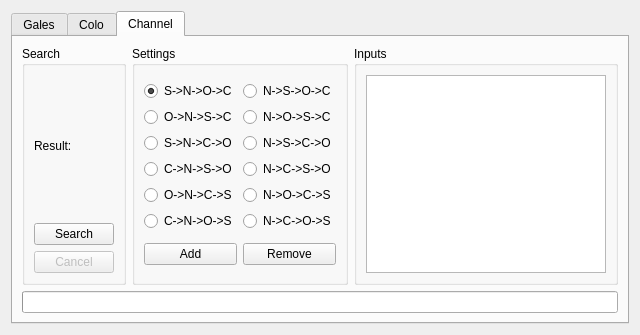
Old version of the form Source/Form/Gen3/Tools/GameCubeSeedFinder.ui in the repository Admiral-Fish/PokeFinder.
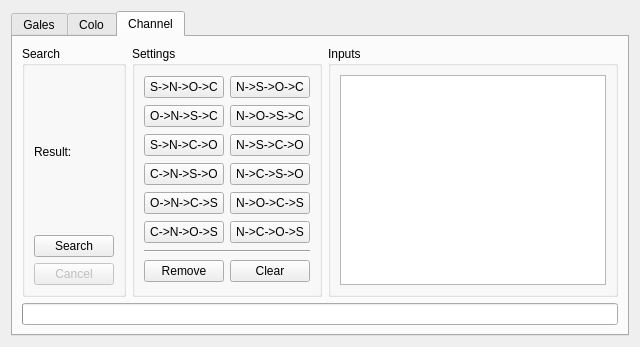
New version of the form. The open tabs and pages were chosen to show the change. Custom widgets are drawn as their Qt base class.

```diff
--- a/Source/Form/Gen3/Tools/GameCubeSeedFinder.ui
+++ b/Source/Form/Gen3/Tools/GameCubeSeedFinder.ui
@@ -7,7 +7,7 @@
     <x>0</x>
     <y>0</y>
     <width>640</width>
-    <height>335</height>
+    <height>347</height>
    </rect>
   </property>
   <property name="windowTitle">
@@ -287,24 +287,19 @@
          <property name="title">
           <string>Settings</string>
          </property>
-         <layout class="QGridLayout" name="gridLayout_12">
-          <item row="0" column="0" colspan="2">
-           <layout class="QGridLayout" name="gridLayout_10">
+         <layout class="QGridLayout" name="gridLayout_8">
             <item row="0" column="0">
-             <widget class="QRadioButton" name="radioButtonSNOC">
+           <widget class="QPushButton" name="pushButtonSNOC">
               <property name="text">
                <string>S-&gt;N-&gt;O-&gt;C</string>
               </property>
-              <property name="checked">
-               <bool>true</bool>
-              </property>
               <attribute name="buttonGroup">
                <string notr="true">buttonGroupChannel</string>
               </attribute>
              </widget>
             </item>
             <item row="0" column="1">
-             <widget class="QRadioButton" name="radioButtonNSOC">
+           <widget class="QPushButton" name="pushButtonNSOC">
               <property name="text">
                <string>N-&gt;S-&gt;O-&gt;C</string>
               </property>
@@ -314,7 +309,7 @@
              </widget>
             </item>
             <item row="1" column="0">
-             <widget class="QRadioButton" name="radioButtonONSC">
+           <widget class="QPushButton" name="pushButtonONSC">
               <property name="text">
                <string>O-&gt;N-&gt;S-&gt;C</string>
               </property>
@@ -324,7 +319,7 @@
              </widget>
             </item>
             <item row="1" column="1">
-             <widget class="QRadioButton" name="radioButtonNOSC">
+           <widget class="QPushButton" name="pushButtonNOSC">
               <property name="text">
                <string>N-&gt;O-&gt;S-&gt;C</string>
               </property>
@@ -334,7 +329,7 @@
              </widget>
             </item>
             <item row="2" column="0">
-             <widget class="QRadioButton" name="radioButtonSNCO">
+           <widget class="QPushButton" name="pushButtonSNCO">
               <property name="text">
                <string>S-&gt;N-&gt;C-&gt;O</string>
               </property>
@@ -344,7 +339,7 @@
              </widget>
             </item>
             <item row="2" column="1">
-             <widget class="QRadioButton" name="radioButtonNSCO">
+           <widget class="QPushButton" name="pushButtonNSCO">
               <property name="text">
                <string>N-&gt;S-&gt;C-&gt;O</string>
               </property>
@@ -354,7 +349,7 @@
              </widget>
             </item>
             <item row="3" column="0">
-             <widget class="QRadioButton" name="radioButtonCNSO">
+           <widget class="QPushButton" name="pushButtonCNSO">
               <property name="text">
                <string>C-&gt;N-&gt;S-&gt;O</string>
               </property>
@@ -364,7 +359,7 @@
              </widget>
             </item>
             <item row="3" column="1">
-             <widget class="QRadioButton" name="radioButtonNCSO">
+           <widget class="QPushButton" name="pushButtonNCSO">
               <property name="text">
                <string>N-&gt;C-&gt;S-&gt;O</string>
               </property>
@@ -374,7 +369,7 @@
              </widget>
             </item>
             <item row="4" column="0">
-             <widget class="QRadioButton" name="radioButtonONCS">
+           <widget class="QPushButton" name="pushButtonONCS">
               <property name="text">
                <string>O-&gt;N-&gt;C-&gt;S</string>
               </property>
@@ -384,7 +379,7 @@
              </widget>
             </item>
             <item row="4" column="1">
-             <widget class="QRadioButton" name="radioButtonNOCS">
+           <widget class="QPushButton" name="pushButtonNOCS">
               <property name="text">
                <string>N-&gt;O-&gt;C-&gt;S</string>
               </property>
@@ -394,7 +389,7 @@
              </widget>
             </item>
             <item row="5" column="0">
-             <widget class="QRadioButton" name="radioButtonCNOS">
+           <widget class="QPushButton" name="pushButtonCNOS">
               <property name="text">
                <string>C-&gt;N-&gt;O-&gt;S</string>
               </property>
@@ -404,7 +399,7 @@
              </widget>
             </item>
             <item row="5" column="1">
-             <widget class="QRadioButton" name="radioButtonNCOS">
+           <widget class="QPushButton" name="pushButtonNCOS">
               <property name="text">
                <string>N-&gt;C-&gt;O-&gt;S</string>
               </property>
@@ -413,22 +408,27 @@
               </attribute>
              </widget>
             </item>
-           </layout>
-          </item>
-          <item row="1" column="0">
-           <widget class="QPushButton" name="pushButtonChannelAdd">
-            <property name="text">
-             <string>Add</string>
+          <item row="6" column="0" colspan="2">
+           <widget class="Line" name="line">
+            <property name="orientation">
+             <enum>Qt::Horizontal</enum>
             </property>
            </widget>
           </item>
-          <item row="1" column="1">
+          <item row="7" column="0">
            <widget class="QPushButton" name="pushButtonChannelRemove">
             <property name="text">
              <string>Remove</string>
             </property>
            </widget>
           </item>
+          <item row="7" column="1">
+           <widget class="QPushButton" name="pushButtonChannelClear">
+            <property name="text">
+             <string>Clear</string>
+            </property>
+           </widget>
+          </item>
          </layout>
         </widget>
        </item>
@@ -439,7 +439,7 @@
          </property>
          <layout class="QGridLayout" name="gridLayout_11">
           <item row="0" column="0">
-           <widget class="QTextEdit" name="textEditInputs"/>
+           <widget class="QListWidget" name="listWidgetInputs"/>
           </item>
          </layout>
         </widget>
```
Lines whose indentation alone changed are shown as unchanged.
